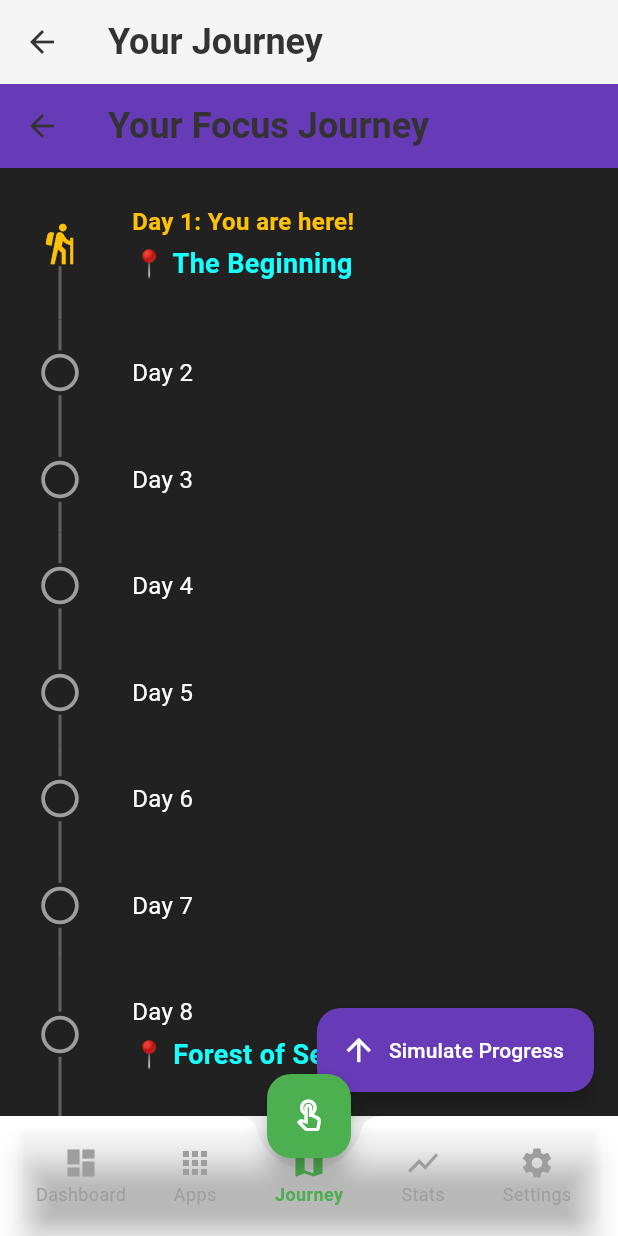
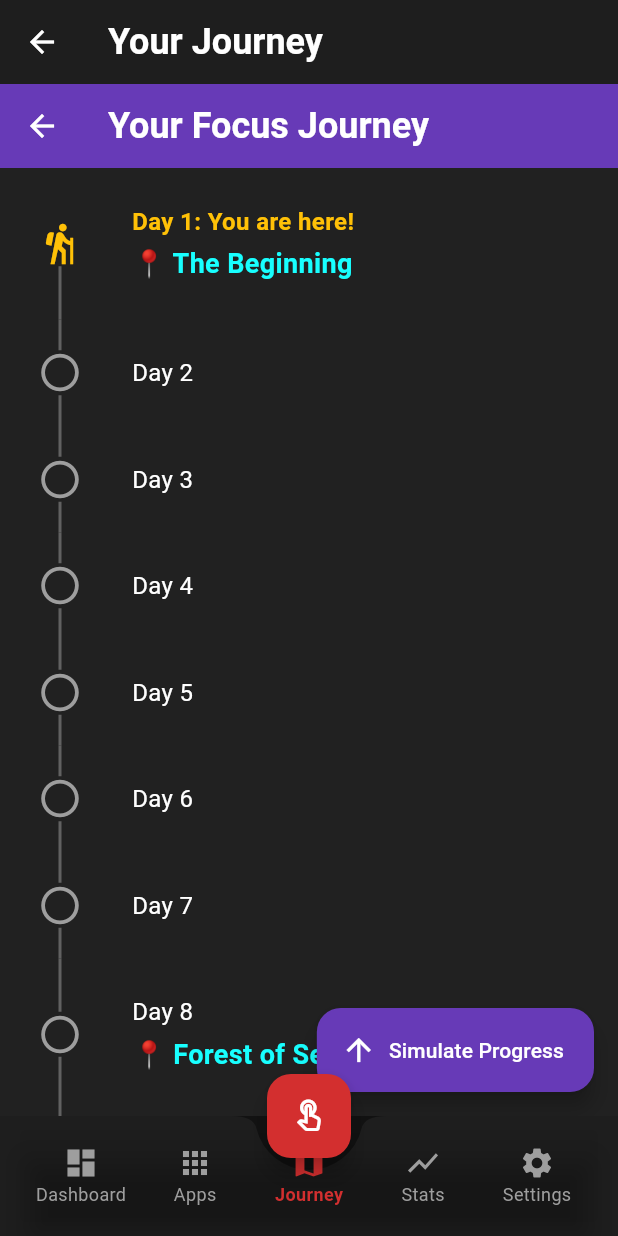
Before and after one commit to muhammednajif/focus-guard, a Flutter app: the MainScreen screen opened by its route, item 3 of the bottom bar chosen, on a phone screen of 412 x 824 dp. Run offline on Flutter 3.47's test engine with Material 3 defaults, Android fonts, the phone set to English and light mode, and no system bars; our stand-ins replace hive_flutter, screenshot, share_plus, shared_preferences; accounts and stored records are empty.

Commit message:
Android 17 UI/UX redesign

```diff
--- a/lib/main.dart
+++ b/lib/main.dart
@@ -3,7 +3,6 @@ import 'package:flutter/material.dart';
 import 'package:focus_guard/screens/dashboard_screen.dart';
 import 'package:focus_guard/screens/journey_screen.dart';
 import 'package:focus_guard/screens/apps_screen.dart';
-import 'package:focus_guard/screens/schedules_screen.dart';
 import 'package:focus_guard/screens/statistics_screen.dart';
 import 'package:focus_guard/screens/settings_screen.dart';
 import 'package:focus_guard/screens/fidget_spinner_screen.dart';
@@ -69,7 +68,7 @@ class _MainScreenState extends State<MainScreen> with WidgetsBindingObserver {
 
   @override
   void initState() {
-    super.initState.override();
+    super.initState();
     WidgetsBinding.instance.addObserver(this);
   }
 
--- a/lib/screens/journey_screen.dart
+++ b/lib/screens/journey_screen.dart
@@ -141,7 +141,7 @@ class _JourneyScreenState extends State<JourneyScreen> {
                       padding: const EdgeInsets.only(top: 4.0),
                       child: Text(
                         "📍 $milestone",
-                        style: TextStyle(
+                        style: const TextStyle(
                           color: Colors.cyanAccent,
                           fontWeight: FontWeight.bold,
                           fontSize: 18,
--- a/lib/theme/app_theme.dart
+++ b/lib/theme/app_theme.dart
@@ -3,27 +3,30 @@ import 'package:flutter/material.dart';
 
 class AppTheme {
   static final ThemeData lightTheme = ThemeData(
-    primaryColor: const Color(0xFF4CAF50), // A vibrant green
-    scaffoldBackgroundColor: const Color(0xFFF5F5F5), // A light cream background
-    colorScheme: ColorScheme.fromSwatch().copyWith(
-      primary: const Color(0xFF4CAF50),
-      secondary: const Color(0xFFFFC107), // A warm accent color
-      surface: Colors.white,
-      onSurface: const Color(0xFF333333), // Darker text for readability
+    primaryColor: const Color(0xFF0D47A1), // A deep, powerful blue
+    scaffoldBackgroundColor: const Color(0xFF121212), // A dark, near-black background
+    colorScheme: ColorScheme.fromSwatch(
+      brightness: Brightness.dark,
+      primarySwatch: Colors.blue,
+    ).copyWith(
+      primary: const Color(0xFF0D47A1),
+      secondary: const Color(0xFFD32F2F), // A vibrant red for accents
+      surface: const Color(0xFF1E1E1E),
+      onSurface: Colors.white, // White text for readability
     ),
     appBarTheme: const AppBarTheme(
-      color: Color(0xFFF5F5F5),
+      backgroundColor: Color(0xFF1E1E1E),
       elevation: 0,
-      iconTheme: IconThemeData(color: Color(0xFF333333)),
+      iconTheme: IconThemeData(color: Colors.white),
       titleTextStyle: TextStyle(
-        color: Color(0xFF333333),
+        color: Colors.white,
         fontSize: 24,
         fontWeight: FontWeight.bold,
       ),
     ),
     elevatedButtonTheme: ElevatedButtonThemeData(
       style: ElevatedButton.styleFrom(
-        backgroundColor: const Color(0xFF4CAF50),
+        backgroundColor: const Color(0xFFD32F2F),
         foregroundColor: Colors.white,
         shape: RoundedRectangleBorder(
           borderRadius: BorderRadius.circular(30),
@@ -36,25 +39,25 @@ class AppTheme {
       headlineSmall: TextStyle(
         fontSize: 24,
         fontWeight: FontWeight.bold,
-        color: Color(0xFF333333),
+        color: Colors.white,
       ),
       bodyLarge: TextStyle(
         fontSize: 16,
-        color: Color(0xFF555555),
+        color: Colors.white70,
       ),
       bodyMedium: TextStyle(
         fontSize: 14,
-        color: Colors.grey,
+        color: Colors.white60,
       ),
     ),
     bottomAppBarTheme: const BottomAppBarTheme(
-      color: Colors.white,
+      color: Color(0xFF1E1E1E),
       elevation: 8,
       shape: CircularNotchedRectangle(),
     ),
     bottomNavigationBarTheme: const BottomNavigationBarThemeData(
       backgroundColor: Colors.transparent, // transparent to show BottomAppBar color
-      selectedItemColor: Color(0xFF4CAF50),
+      selectedItemColor: Color(0xFFD32F2F),
       unselectedItemColor: Colors.grey,
       selectedLabelStyle: TextStyle(fontWeight: FontWeight.bold, fontSize: 12),
       unselectedLabelStyle: TextStyle(fontWeight: FontWeight.normal, fontSize: 12),
@@ -62,7 +65,7 @@ class AppTheme {
       showUnselectedLabels: true,
     ),
     floatingActionButtonTheme: const FloatingActionButtonThemeData(
-      backgroundColor: Color(0xFF4CAF50),
+      backgroundColor: Color(0xFFD32F2F),
     )
   );
 }
--- a/lib/widgets/plant_widget.dart
+++ b/lib/widgets/plant_widget.dart
@@ -1,6 +1,5 @@
 
 import 'package:flutter/material.dart';
-import 'dart:math' as math;
 
 class PlantWidget extends StatelessWidget {
   final int leaves;
```
Also changed, not shown: 1 other file.
